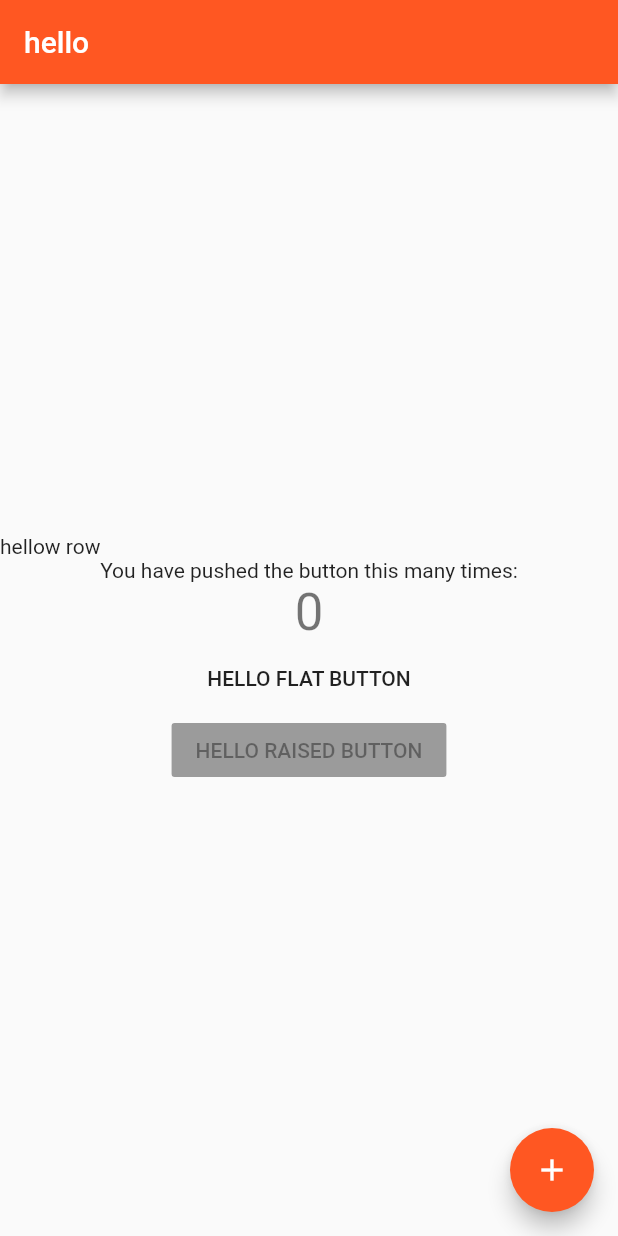
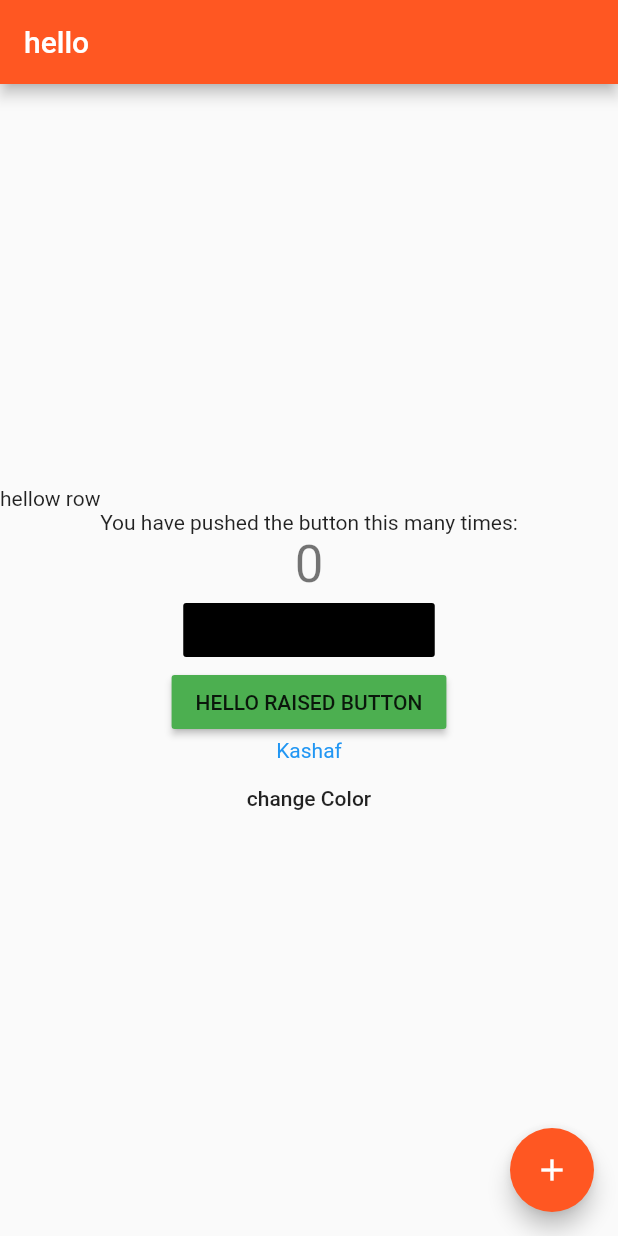
Before and after one commit to kashafimran345/My-first-application, a Flutter app: the screen it shows after launch, after a tap on "HELLO FLAT BUTTON", on a phone screen of 412 x 824 dp. Run offline on Flutter 3.47's test engine with Material 2 defaults, Android fonts, the phone set to English and light mode, and no system bars.

```diff
--- a/lib/main.dart
+++ b/lib/main.dart
@@ -1,5 +1,7 @@
 import 'package:flutter/foundation.dart';
 import 'package:flutter/material.dart';
+
+import 'loginscreen.dart';
 
 void main() {
   runApp(MyApp());
@@ -52,6 +54,9 @@ class MyHomePage extends StatefulWidget {
 
 class _MyHomePageState extends State<MyHomePage> {
   int _counter = 0;
+  bool activeFlateButtonColor = true;
+  bool activeRaisedButtonColor = true;
+  bool activeKashafButtonColor = true;
 
   void _incrementCounter() {
     setState(() {
@@ -64,13 +69,30 @@ class _MyHomePageState extends State<MyHomePage> {
     });
   }
 
-  void testFunction() {
+  void changeFlatButtonColor() {
+    setState(() {
+      activeFlateButtonColor = !activeFlateButtonColor;
+    });
+  }
 
+  void changeRaisedButtonColor() {
+    setState(() {
+      activeRaisedButtonColor = !activeRaisedButtonColor;
+    });
+    //    if(activeRaisedButtonColor== true){
+    //      activeRaisedButtonColor=false;
+    //    }else{
+    //      activeRaisedButtonColor= true;
+    //    }
+    // }
   }
-  void checkFunction
 
-  {
-
+  void changeKashafButtonColor() {
+    setState(() {
+      activeFlateButtonColor = !activeFlateButtonColor;
+    });
+    Navigator.push(
+        context, MaterialPageRoute(builder: (context) => LoginScreen()));
   }
 
   @override
@@ -115,14 +137,27 @@ Widget build(BuildContext context) {
             ),
             Text(
               '$_counter',
-            style: Theme
-                .of(context)
-                .textTheme
-                .headline4,
+              style: Theme.of(context).textTheme.headline4,
             ),
-          FlatButton(onPressed: testFunction, child: Text('HELLO FLAT BUTTON')),
+            FlatButton(
+              onPressed: changeFlatButtonColor,
+              child: Text('HELLO FLAT BUTTON'),
+              color: activeFlateButtonColor ? Colors.deepOrange : Colors.black,
+            ),
             RaisedButton(
-              onPressed: checkFunction, child: Text('HELLO RAISED BUTTON')),
+              onPressed: changeRaisedButtonColor,
+              child: Text('HELLO RAISED BUTTON'),
+              color: activeRaisedButtonColor ? Colors.green : Colors.red,
+            ),
+            Text(
+              "Kashaf",
+              style: TextStyle(
+                  color: activeKashafButtonColor ? Colors.blue : Colors.red),
+            ),
+            FlatButton(
+              onPressed: changeFlatButtonColor,
+              child: Text("change Color"),
+            )
           ],
         ),
       ),
@@ -132,4 +167,5 @@ Widget build(BuildContext context) {
         child: Icon(Icons.add),
       ), // This trailing comma makes auto-formatting nicer for build methods.
     );
-}}
+  }
+}
```
Also changed, not shown: lib/loginscreen.dart (added, +34 -0 lines). Lines whose indentation alone changed are shown as unchanged.
